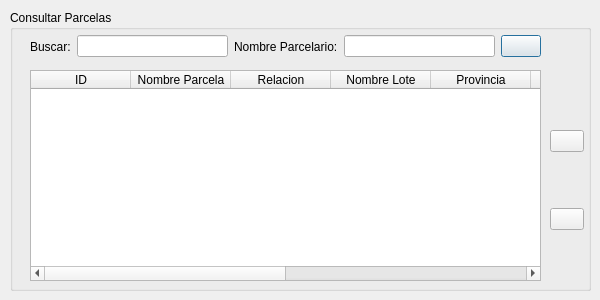
Qt form ui/dialogs/parcela_dialog.ui (franciscocontreras93/agrae) before a commit.
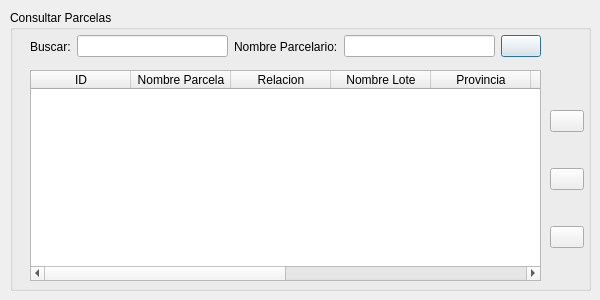
The same form after that commit.

Diff of the .ui file:
```diff
--- a/ui/dialogs/parcela_dialog.ui
+++ b/ui/dialogs/parcela_dialog.ui
@@ -168,6 +168,13 @@
        </property>
       </widget>
      </item>
+     <item>
+      <widget class="QPushButton" name="pushButton_4">
+       <property name="text">
+        <string/>
+       </property>
+      </widget>
+     </item>
      <item>
       <widget class="QPushButton" name="pushButton">
        <property name="text">
```
